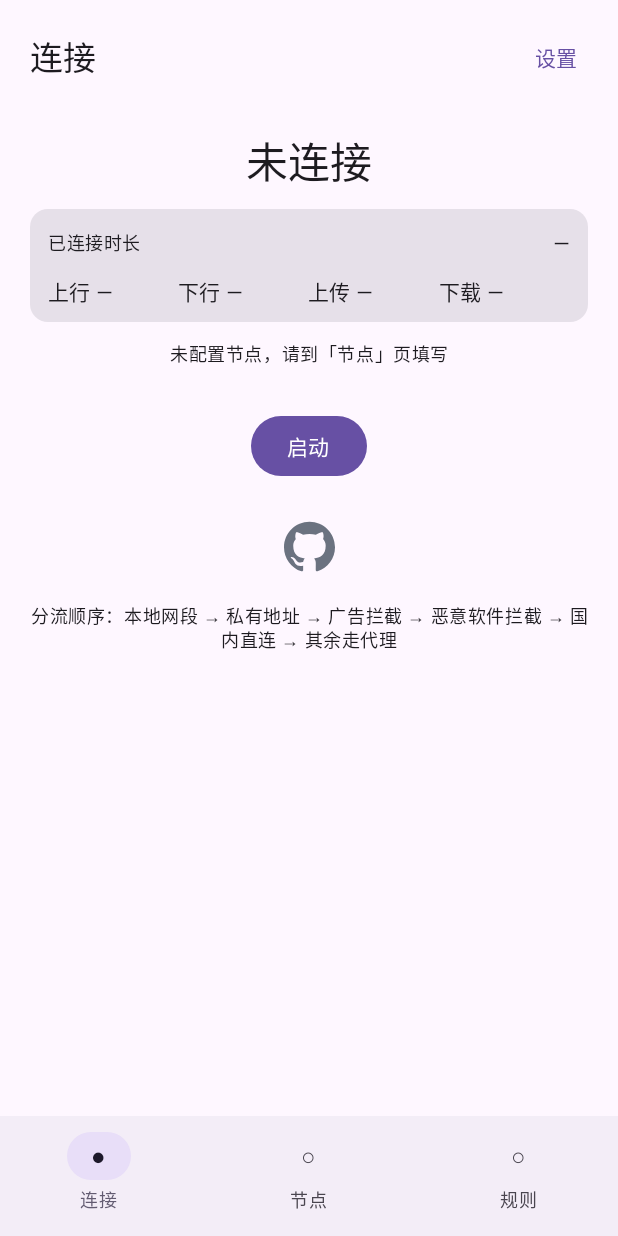
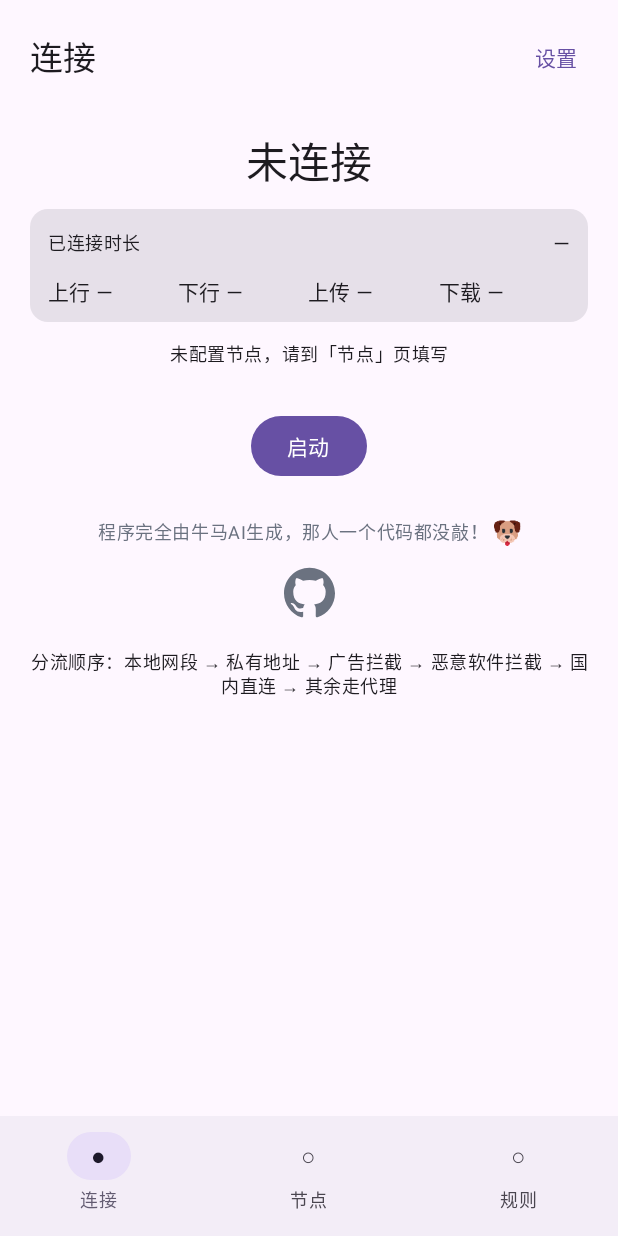
Before and after one commit to lookmm/ldl_http-socks5, an Android app built with Jetpack Compose: the screen it shows after launch (MainActivity), on a phone screen of 412 x 824 dp. Run offline under Robolectric (Android 15) with nearby library versions, the phone set to English and light mode, and no system bars; libraries missing offline, so code that uses them is left out: io.nekohasekai.libbox; pictures from the network do not load.

Commit message:
首页彩蛋与开源合规：致谢上榜、GPL-3.0 合规说明、牛马AI彩蛋
- README：新增「致谢与开源引用」上榜 sing-box / sing-geosite / sing-geoip / mihomo / CMFA / Karing / AndroidX / zxing / Twemoji
- README：新增「许可证合规说明」，明确整体 GPL-3.0、源码提供义务、名称与关联声明
- LICENSE：MIT 改为 GPL-3.0 全文（APK 打包 libbox 触发传染性）
- 新增 THIRD_PARTY_NOTICES.md：第三方版权、许可证与合规自检清单
- 首页启动按钮与 GitHub 入口之间加入「程序完全由牛马AI生成，那人一个代码都没敲！」+ Twemoji 狗头
- 新增 docs/dog-emoji.png 与 res/drawable-xxxhdpi/emoji_dog.png（Twemoji CC-BY 4.0）

```diff
--- a/app/src/main/java/com/liuyunli/proxy/MainActivity.kt
+++ b/app/src/main/java/com/liuyunli/proxy/MainActivity.kt
@@ -452,12 +452,31 @@ private fun App(onToggle: () -> Unit, onReload: () -> Unit, initialHint: String?
                         }
                     }
 
+                    // 彩蛋：启动按钮与 GitHub 入口之间的自嘲文案 + 狗头 emoji
+                    Row(
+                        modifier = Modifier.fillMaxWidth().padding(top = 24.dp),
+                        horizontalArrangement = Arrangement.Center,
+                        verticalAlignment = Alignment.CenterVertically
+                    ) {
+                        Text(
+                            text = "程序完全由牛马AI生成，那人一个代码都没敲！",
+                            style = MaterialTheme.typography.bodySmall,
+                            color = Color(0xFF6B7280),
+                            textAlign = TextAlign.Center
+                        )
+                        Image(
+                            painter = painterResource(R.drawable.emoji_dog),
+                            contentDescription = null,
+                            modifier = Modifier.padding(start = 4.dp).size(18.dp)
+                        )
+                    }
+
                     Icon(
                         painter = painterResource(R.drawable.ic_github),
                         contentDescription = "打开 GitHub 仓库",
                         tint = Color(0xFF6B7280),
                         modifier = Modifier
-                            .padding(top = 26.dp)
+                            .padding(top = 14.dp)
                             .size(34.dp)
                             .clickable {
                                 val ok = runCatching {
```
